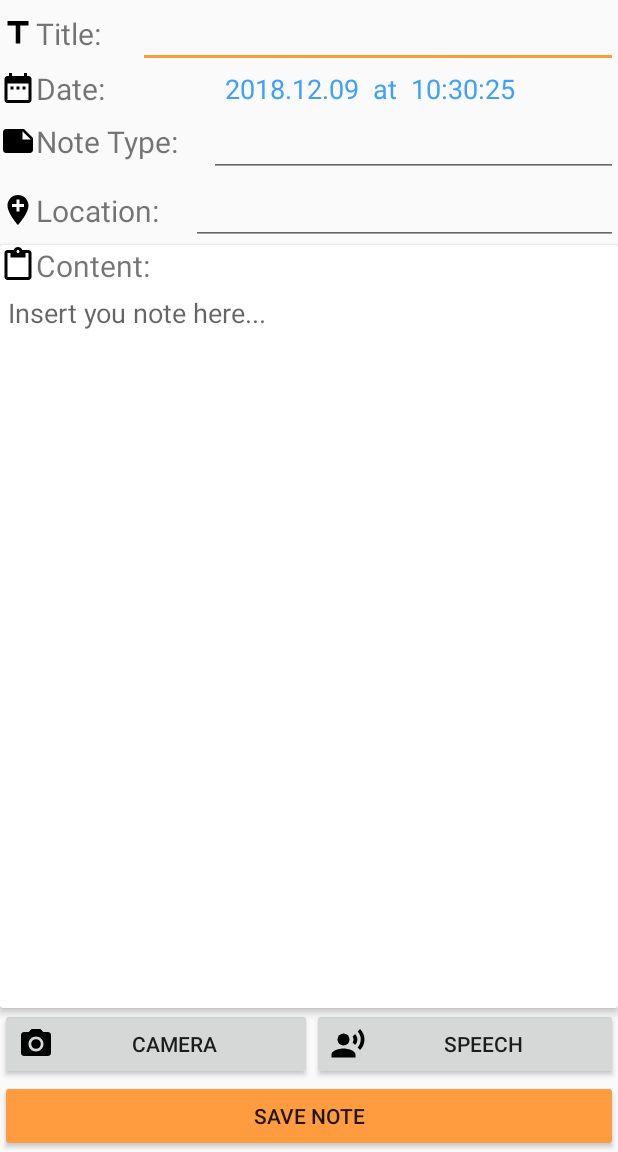
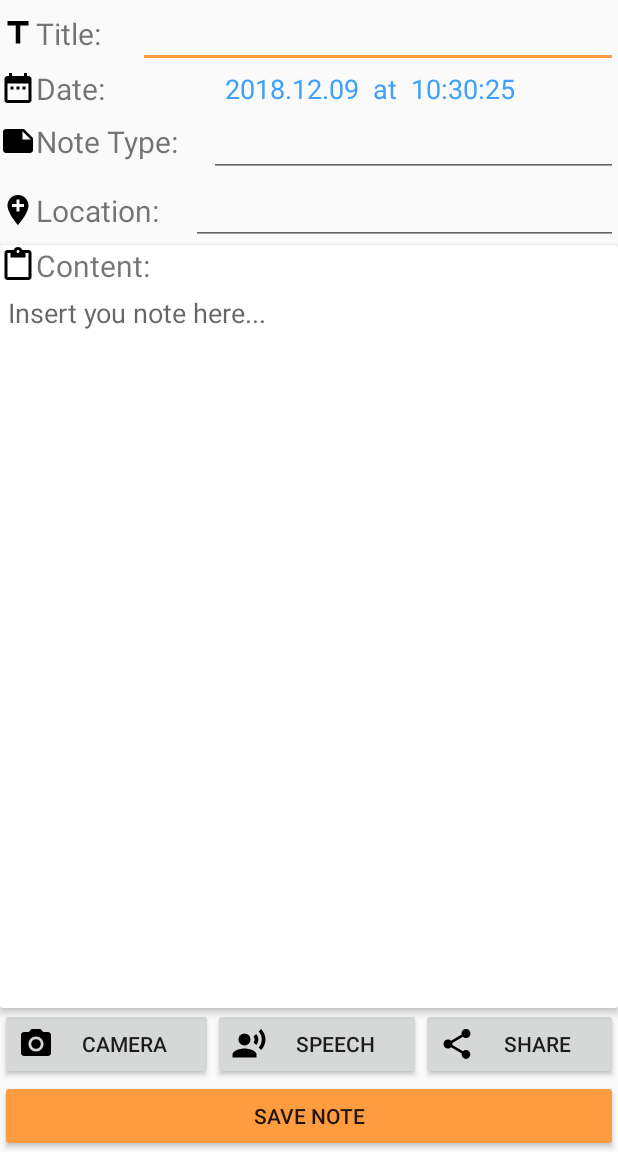
Before and after one commit to liuyuhanalex/CS528-Final-Project, an Android app: the NewNoteActivity screen opened directly, with no data from a screen before it, on a phone screen of 412 x 824 dp, the part 84-1236 px from its top. Run offline under Robolectric (Android 15) with nearby library versions, the phone set to English and light mode, and no system bars; our stand-ins replace Firebase (no records; nobody signed in at launch, a user with empty details on screens opened directly).

Commit message:
Finish share function in new note activity

```diff
--- /dev/null
+++ b/FinalProject/app/src/main/res/drawable/ic_share_black_24dp.xml
@@ -0,0 +1,9 @@
+<vector xmlns:android="http://schemas.android.com/apk/res/android"
+        android:width="24dp"
+        android:height="24dp"
+        android:viewportWidth="24.0"
+        android:viewportHeight="24.0">
+    <path
+        android:fillColor="#FF000000"
+        android:pathData="M18,16.08c-0.76,0 -1.44,0.3 -1.96,0.77L8.91,12.7c0.05,-0.23 0.09,-0.46 0.09,-0.7s-0.04,-0.47 -0.09,-0.7l7.05,-4.11c0.54,0.5 1.25,0.81 2.04,0.81 1.66,0 3,-1.34 3,-3s-1.34,-3 -3,-3 -3,1.34 -3,3c0,0.24 0.04,0.47 0.09,0.7L8.04,9.81C7.5,9.31 6.79,9 6,9c-1.66,0 -3,1.34 -3,3s1.34,3 3,3c0.79,0 1.5,-0.31 2.04,-0.81l7.12,4.16c-0.05,0.21 -0.08,0.43 -0.08,0.65 0,1.61 1.31,2.92 2.92,2.92 1.61,0 2.92,-1.31 2.92,-2.92s-1.31,-2.92 -2.92,-2.92z"/>
+</vector>
--- a/FinalProject/app/src/main/res/layout/activity_new_note.xml
+++ b/FinalProject/app/src/main/res/layout/activity_new_note.xml
@@ -170,6 +170,13 @@
             android:layout_weight="1"
             android:drawableLeft="@drawable/ic_record_voice_over_black_24dp"
             android:text="Speech" />
+        <Button
+            android:id="@+id/share"
+            android:layout_width="wrap_content"
+            android:layout_height="match_parent"
+            android:layout_weight="1"
+            android:drawableLeft="@drawable/ic_share_black_24dp"
+            android:text="Share" />
     </LinearLayout>
 
     <Button
--- a/FinalProject/app/src/main/res/layout/single_note_layout.xml
+++ b/FinalProject/app/src/main/res/layout/single_note_layout.xml
@@ -40,7 +40,8 @@
             <ImageView
                 android:id="@+id/lock_icon"
                 android:layout_width="match_parent"
-                android:layout_height="wrap_content"/>
+                android:layout_height="wrap_content"
+                android:foregroundGravity="center"/>
 
             <TextView
                 android:id="@+id/note_type"
```
Also changed, not shown: FinalProject/app/src/main/java/com/example/liuyu/finalproject/NewNoteActivity.java (+31 -1 lines).
